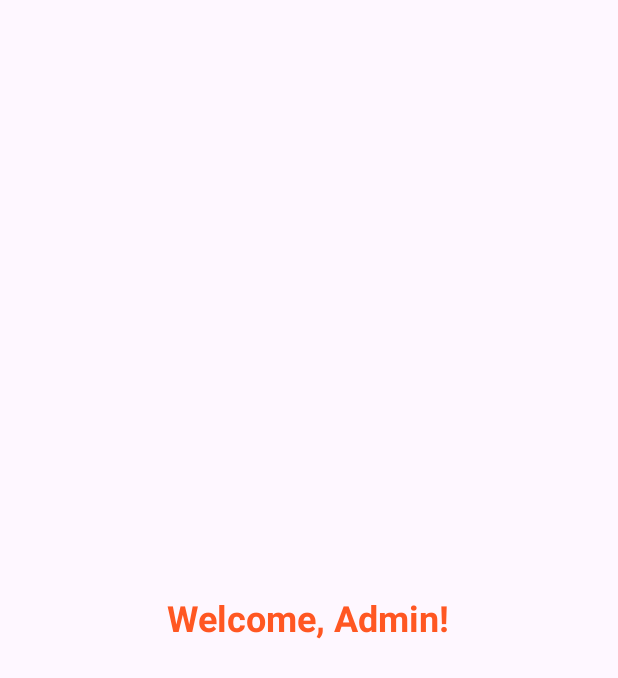
After one commit to QDwn/BookMovieTickets, an Android app: the AdminActivity screen opened directly, with no data from a screen before it, on a phone screen of 412 x 824 dp. The commit adds this screen. Shown: the top 678 px of the screen. Run offline under Robolectric (Android 15) with nearby library versions, the phone set to English and light mode, and no system bars.

Commit message:
admin, user

```diff
--- a/app/src/main/AndroidManifest.xml
+++ b/app/src/main/AndroidManifest.xml
@@ -27,6 +27,8 @@
         <activity android:name=".LoginActivity" />
         <activity android:name=".SignupActivity" />
         <activity android:name=".HomeActivity" />
+        <activity android:name=".AdminActivity" />
+        <activity android:name=".UserActivity" />
 
     </application>
 
--- /dev/null
+++ b/app/src/main/java/com/example/bmtadr/AdminActivity.java
@@ -0,0 +1,17 @@
+package com.example.bmtadr;
+
+import android.os.Bundle;
+import android.widget.TextView;
+import androidx.appcompat.app.AppCompatActivity;
+
+public class AdminActivity extends AppCompatActivity {
+
+    @Override
+    protected void onCreate(Bundle savedInstanceState) {
+        super.onCreate(savedInstanceState);
+        setContentView(R.layout.activity_admin);
+
+        TextView textView = findViewById(R.id.admin_text);
+        textView.setText("Welcome, Admin!");
+    }
+}
--- a/app/src/main/java/com/example/bmtadr/SignupActivity.java
+++ b/app/src/main/java/com/example/bmtadr/SignupActivity.java
@@ -45,8 +45,10 @@ public class SignupActivity extends AppCompatActivity {
                 String email = signupEmail.getText().toString();
                 String password = signupPassword.getText().toString();
 
-                HelperClass helperClass = new HelperClass(phone, email, password);
-                reference.child(phone).setValue(helperClass);
+                String role = email.equals("admin@gmail.com") ? "admin" : "user";
+
+                HelperClass helperClass = new HelperClass(phone, email, password, role);
+                reference.child("user_" + email.replace(".", "_")).setValue(helperClass);
 
                 Toast.makeText(SignupActivity.this, "You have sigup  successfully!!", Toast.LENGTH_SHORT).show();
                 Intent intent = new Intent(SignupActivity.this, LoginActivity.class);
--- /dev/null
+++ b/app/src/main/res/layout/activity_admin.xml
@@ -0,0 +1,16 @@
+<?xml version="1.0" encoding="utf-8"?>
+<LinearLayout xmlns:android="http://schemas.android.com/apk/res/android"
+    android:layout_width="match_parent"
+    android:layout_height="match_parent"
+    android:gravity="center"
+    android:orientation="vertical">
+
+    <TextView
+        android:id="@+id/admin_text"
+        android:layout_width="wrap_content"
+        android:layout_height="wrap_content"
+        android:text="Admin Screen"
+        android:textSize="24sp"
+        android:textStyle="bold"
+        android:textColor="#FF5722"/>
+</LinearLayout>
```
Also changed, not shown: app/src/main/java/com/example/bmtadr/HelperClass.java (+11 -1 lines), app/src/main/java/com/example/bmtadr/LoginActivity.java (+24 -17 lines), app/src/main/java/com/example/bmtadr/UserActivity.java (added, +17 -0 lines), app/src/main/res/layout/activity_login.xml (+5 -4 lines), app/src/main/res/layout/activity_user.xml (added, +16 -0 lines).
